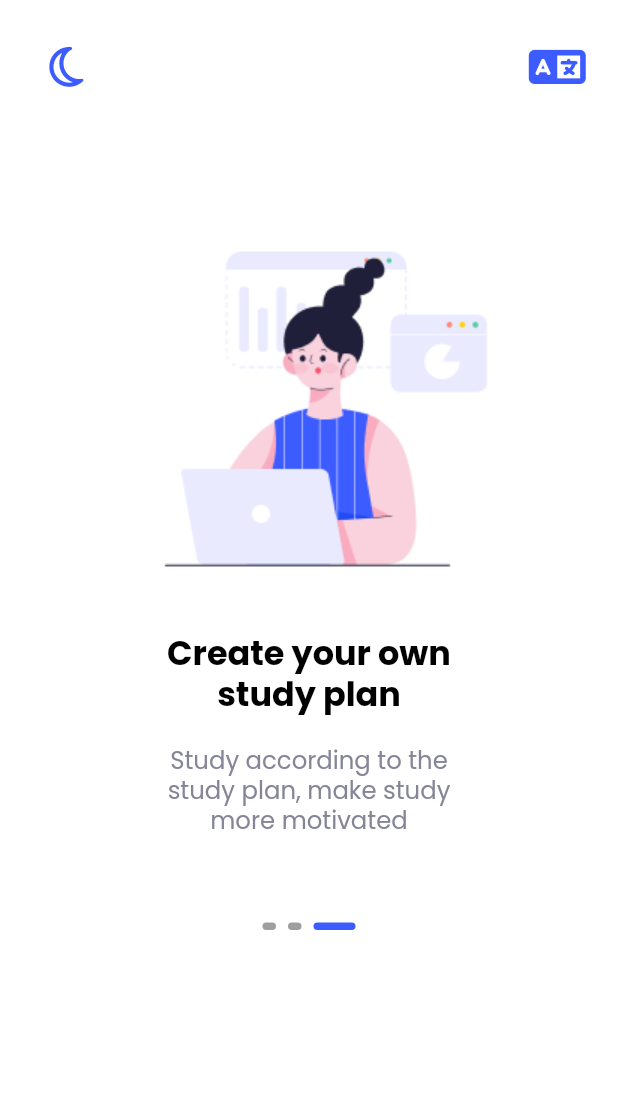
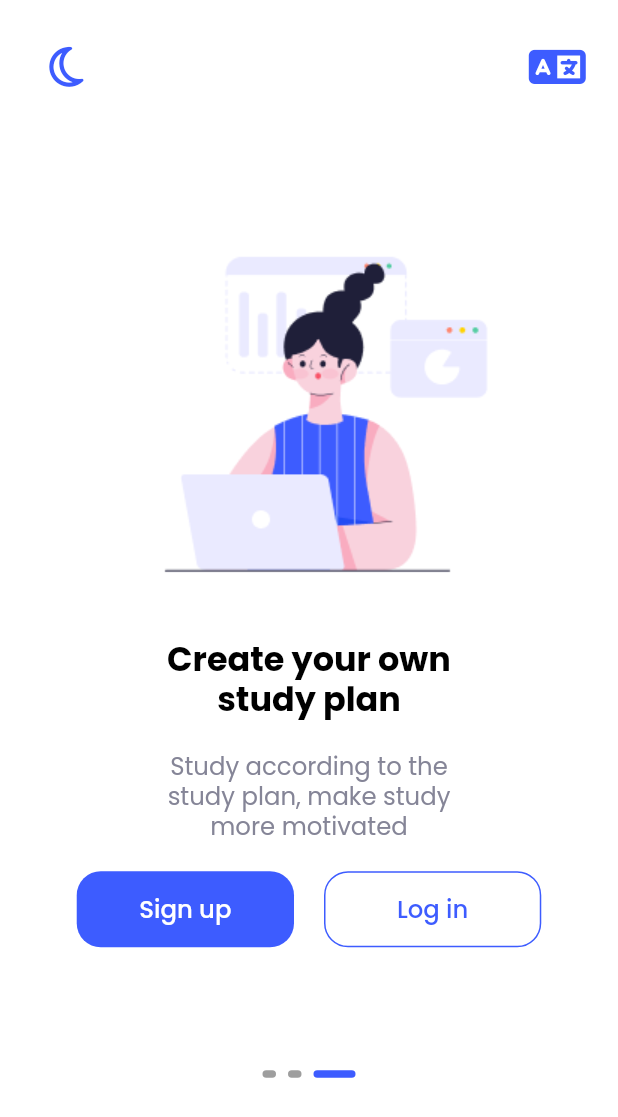
Before and after one commit to AMIRAMOHMED/tech__savvy, a Flutter app: the screen it shows after launch, swiped to page 3, on a phone screen of 412 x 824 dp. Shown: the top 1117 px of the screen. Run offline on Flutter 3.47's test engine with Material 3 defaults, Android fonts, the phone set to English and light mode, and no system bars; our stand-ins replace bloc, flutter_bloc, flutter_screenutil, font_awesome_flutter, freezed_annotation, get_it and 1 more.

Commit message:
refactor ui of onboarding

```diff
--- a/lang/ar.json
+++ b/lang/ar.json
@@ -8,6 +8,7 @@
     "easy_fast_learning": "تعلم سهل وسريع في أي وقت للمساعدة في تحسين مهارات متنوعة",
     "create_study_plan": "إنشاء خطة دراسية خاصة بك",
     "study_plan_motivated": "الدراسة وفقًا لخطة الدراسة تجعل الدراسة أكثر تحفيزًا",
-    "sign_up": "تسجيل",
-    "log_in": "تسجيل الدخول"
+    "sign_up":"انشاء حساب" ,
+    "log_in": "تسجيل الدخول",
+    "skip": "تخطي"
   }
--- a/lang/en.json
+++ b/lang/en.json
@@ -8,5 +8,6 @@
 "create_study_plan": "Create your own study plan",
 "study_plan_motivated": "Study according to the study plan, make study more motivated",
 "sign_up": "Sign up",
-"log_in": "Log in"
+"log_in": "Log in",
+"skip": "Skip"
 }
--- a/lib/core/language/lang_key.dart
+++ b/lib/core/language/lang_key.dart
@@ -10,4 +10,5 @@ class LangKeys {
   static const String studyPlanMotivated = 'study_plan_motivated';
   static const String signUp = 'sign_up';
   static const String logIn = 'log_in';
+  static const String skip = 'skip';
 }
--- a/lib/core/style/fonts/app_styles.dart
+++ b/lib/core/style/fonts/app_styles.dart
@@ -5,21 +5,35 @@ import 'package:tech_savvy/core/style/fonts/font_family_helper.dart';
 import 'package:tech_savvy/core/style/fonts/font_weight_helper.dart';
 
 class AppStyles {
-  static TextStyle font700Main(BuildContext context) {
+  static TextStyle font700Main22(BuildContext context) {
     return context.textStyle.copyWith(
-      color: context.color.mainFontColor,
       fontWeight: FontWeightHelper.bold,
       fontFamily: FontFamilyHelper.geLocalozedFontFamily(),
       fontSize: 22.sp,
     );
   }
 
-  static TextStyle font400primary(BuildContext context) {
+  static TextStyle font400primary16(BuildContext context) {
     return context.textStyle.copyWith(
-      color: context.color.primaryFontColor,
       fontWeight: FontWeightHelper.regular,
       fontFamily: FontFamilyHelper.geLocalozedFontFamily(),
       fontSize: 16.sp,
     );
   }
+
+  static TextStyle font400primary14(BuildContext context) {
+    return context.textStyle.copyWith(
+      fontWeight: FontWeightHelper.regular,
+      fontFamily: FontFamilyHelper.geLocalozedFontFamily(),
+      fontSize: 14.sp,
+    );
+  }
+
+  static TextStyle font500primary16(BuildContext context) {
+    return context.textStyle.copyWith(
+      fontWeight: FontWeightHelper.medium,
+      fontFamily: FontFamilyHelper.geLocalozedFontFamily(),
+      fontSize: 16.sp,
+    );
+  }
 }
--- a/lib/core/style/theme/color_extension.dart
+++ b/lib/core/style/theme/color_extension.dart
@@ -4,6 +4,10 @@ import 'package:tech_savvy/core/style/color/colors_light.dart';
 
 class MyColors extends ThemeExtension<MyColors> {
   const MyColors({
+    required this.textButtomColor2,
+    required this.buttomColor,
+    required this.textButtomColor,
+    required this.hintTextColor,
     required this.backGround,
     required this.mainFontColor,
     required this.primaryFontColor,
@@ -16,21 +20,33 @@ class MyColors extends ThemeExtension<MyColors> {
   final Color? primaryFontColor;
   final Color? blueColor;
   final Color? seconderyFontColor;
+  final Color? textButtomColor;
+  final Color? hintTextColor;
+  final Color? buttomColor;
+  final Color? textButtomColor2;
 
   @override
   ThemeExtension<MyColors> copyWith({
+    Color? textButtomColor2,
     Color? backGround,
     Color? mainFontColor,
     Color? primaryFontColor,
     Color? seconderyFontColor,
     Color? blueColor,
+    Color? textButtomColor,
+    Color? hintTextColor,
+    Color? buttomColor,
   }) {
     return MyColors(
+      textButtomColor2: textButtomColor2 ?? this.textButtomColor2,
+      buttomColor: buttomColor ?? this.buttomColor,
       backGround: backGround ?? this.backGround,
       mainFontColor: mainFontColor ?? this.mainFontColor,
       primaryFontColor: primaryFontColor ?? this.primaryFontColor,
       seconderyFontColor: seconderyFontColor ?? this.seconderyFontColor,
       blueColor: blueColor ?? this.blueColor,
+      textButtomColor: textButtomColor ?? this.textButtomColor,
+      hintTextColor: hintTextColor ?? this.hintTextColor,
     );
   }
 
@@ -44,6 +60,8 @@ class MyColors extends ThemeExtension<MyColors> {
     }
 
     return MyColors(
+      textButtomColor2: Color.lerp(textButtomColor2, other.textButtomColor2, t),
+      buttomColor: Color.lerp(buttomColor, other.buttomColor, t),
       backGround: Color.lerp(backGround, other.backGround, t),
       mainFontColor: Color.lerp(mainFontColor, other.mainFontColor, t),
       primaryFontColor: Color.lerp(
@@ -57,15 +75,21 @@ class MyColors extends ThemeExtension<MyColors> {
         t,
       ),
       blueColor: Color.lerp(blueColor, other.blueColor, t),
+      textButtomColor: Color.lerp(textButtomColor, other.textButtomColor, t),
+      hintTextColor: Color.lerp(hintTextColor, other.hintTextColor, t),
     );
   }
 
   static const MyColors dark = MyColors(
+    textButtomColor2: ColorsDark.lightGrey,
     backGround: ColorsDark.navyBlue,
     mainFontColor: ColorsDark.lightPurple,
     primaryFontColor: ColorsDark.white,
     seconderyFontColor: ColorsDark.lightGrey,
     blueColor: ColorsDark.blue,
+    textButtomColor: ColorsDark.lightGrey,
+    hintTextColor: ColorsDark.palePurple,
+    buttomColor: ColorsDark.grey,
   );
 
   static const MyColors light = MyColors(
@@ -74,5 +98,8 @@ class MyColors extends ThemeExtension<MyColors> {
     primaryFontColor: ColorsLight.grey,
     seconderyFontColor: ColorsLight.blue,
     blueColor: ColorsLight.blue,
+    textButtomColor: ColorsLight.white,
+    hintTextColor: ColorsLight.grey,
+    buttomColor: ColorsLight.white, textButtomColor2: ColorsLight.blue,
   );
 }
--- /dev/null
+++ b/lib/core/widgets/app_text_buttom.dart
@@ -0,0 +1,60 @@
+import 'package:flutter/material.dart';
+import 'package:flutter_screenutil/flutter_screenutil.dart';
+import 'package:tech_savvy/core/extension/context_extension.dart';
+
+
+class AppTextButton extends StatelessWidget {
+  const AppTextButton({
+    required this.buttonText, required this.textStyle, required this.onPressed,
+     super.key,
+    this.borderRadius,
+    this.backgroundColor,
+    this.horizontalPadding,
+    this.verticalPadding,
+    this.buttonHeight,
+    this.buttonWidth,
+    this.borderColor,
+  });
+  final double? borderRadius;
+  final Color? backgroundColor;
+  final double? horizontalPadding;
+  final double? verticalPadding;
+  final double? buttonWidth;
+  final double? buttonHeight;
+  final String buttonText;
+  final TextStyle textStyle;
+  final VoidCallback onPressed;
+  final Color? borderColor;
+
+  @override
+  Widget build(BuildContext context) {
+    return TextButton(
+      style: ButtonStyle(
+        shape: WidgetStateProperty.all<RoundedRectangleBorder>(
+          RoundedRectangleBorder(
+            side:  BorderSide(color:borderColor?? Colors.transparent),
+            borderRadius: BorderRadius.circular(borderRadius ?? 16.0),
+          ),
+        ),
+        backgroundColor: WidgetStatePropertyAll(
+          backgroundColor ??  context.color.blueColor ,
+        ),
+        padding: WidgetStateProperty.all<EdgeInsets>(
+          EdgeInsets.symmetric(
+            horizontal: horizontalPadding?.w ?? 12.w,
+            vertical: verticalPadding?.h ?? 14.h,
+          ),
+        ),
+        fixedSize: WidgetStateProperty.all(
+          Size(buttonWidth?.w ?? double.maxFinite, buttonHeight ?? 50.h),
+        ),
+      ),
+      onPressed: onPressed,
+      child: Text(
+        buttonText,
+
+        style: textStyle,
+      ),
+    );
+  }
+}
--- a/lib/core/commanwidgets/text_widget.dart
+++ b/lib/core/widgets/text_widget.dart
@@ -23,6 +23,7 @@ class TextApp extends StatelessWidget {
       text,
       softWrap: softWrap,
       style: style,
+
       overflow: textOverflow,
       textAlign: textAlign,
       maxLines: maxLines,
--- a/lib/features/onboarding/ui/screens/on_boarding_screen.dart
+++ b/lib/features/onboarding/ui/screens/on_boarding_screen.dart
@@ -3,12 +3,12 @@ import 'package:flutter_bloc/flutter_bloc.dart';
 import 'package:flutter_screenutil/flutter_screenutil.dart';
 import 'package:font_awesome_flutter/font_awesome_flutter.dart';
 import 'package:tech_savvy/core/app/app_cubit/app_cubit.dart';
-import 'package:tech_savvy/core/commanwidgets/text_widget.dart';
+import 'package:tech_savvy/core/app/app_cubit/app_state.dart';
 import 'package:tech_savvy/core/extension/context_extension.dart';
 import 'package:tech_savvy/core/language/app_localizations.dart';
-import 'package:tech_savvy/core/language/lang_key.dart';
-import 'package:tech_savvy/core/style/fonts/app_styles.dart';
 import 'package:tech_savvy/features/onboarding/logic/cubit/onboarding_cubit.dart';
+import 'package:tech_savvy/features/onboarding/ui/widgets/indicator_widget.dart';
+import 'package:tech_savvy/features/onboarding/ui/widgets/on_boarding_page.dart';
 
 class OnBoardingScreen extends StatelessWidget {
   const OnBoardingScreen({super.key});
@@ -21,9 +21,9 @@ class OnBoardingScreen extends StatelessWidget {
   Widget build(BuildContext context) {
     final isArabic = _isArabic(context);
     final pageController = PageController(initialPage: isArabic ? 2 : 0);
-    final pages =
-        isArabic ? _getArabicPages(context) : _getEnglishPages(context);
+    final pages = _getPages(context, isArabic, pageController);
     final cubit = context.read<AppCubit>();
+
     return SafeArea(
       child: Scaffold(
         backgroundColor: context.color.backGround,
@@ -31,8 +31,7 @@ class OnBoardingScreen extends StatelessWidget {
           children: [
             Padding(
               padding: EdgeInsets.symmetric(horizontal: 20.sp, vertical: 20.sp),
-              child: BlocBuilder(
-                bloc: cubit,
+              child: BlocBuilder<AppCubit, AppState>(
                 builder: (context, state) {
                   return Row(
                     mainAxisAlignment: MainAxisAlignment.spaceBetween,
@@ -77,115 +76,19 @@ class OnBoardingScreen extends StatelessWidget {
                 },
               ),
             ),
-            _buildIndicator(context),
-            const SizedBox(height: 200),
+            const Indicator(),
+            SizedBox(height: 100.h),
           ],
         ),
       ),
     );
   }
 
-  List<Widget> _getArabicPages(BuildContext context) {
-    return [
-      OnboardingPage(
-        title: context.translate(LangKeys.createStudyPlan),
-        description: context.translate(LangKeys.studyPlanMotivated),
-        imagePath: context.assets.onBoarding3 ?? '',
-      ),
-      OnboardingPage(
-        title: context.translate(LangKeys.quickEasyLearning),
-        description: context.translate(LangKeys.easyFastLearning),
-        imagePath: context.assets.onBoarding2 ?? '',
-      ),
-      OnboardingPage(
-        title: context.translate(LangKeys.freeTrialCourses),
-        description: context.translate(LangKeys.freeCoursesFindPath),
-        imagePath: context.assets.onBoarding1 ?? '',
-      ),
-    ];
-  }
-
-  List<Widget> _getEnglishPages(BuildContext context) {
-    return [
-      OnboardingPage(
-        title: context.translate(LangKeys.freeTrialCourses),
-        description: context.translate(LangKeys.freeCoursesFindPath),
-        imagePath: context.assets.onBoarding1 ?? '',
-      ),
-      OnboardingPage(
-        title: context.translate(LangKeys.quickEasyLearning),
-        description: context.translate(LangKeys.easyFastLearning),
-        imagePath: context.assets.onBoarding2 ?? '',
-      ),
-      OnboardingPage(
-        title: context.translate(LangKeys.createStudyPlan),
-        description: context.translate(LangKeys.studyPlanMotivated),
-        imagePath: context.assets.onBoarding3 ?? '',
-      ),
-    ];
-  }
-
-  Widget _buildIndicator(BuildContext context) {
-    return BlocBuilder<OnboardingCubit, int>(
-      builder: (context, state) {
-        return Row(
-          mainAxisAlignment: MainAxisAlignment.center,
-          children: List.generate(3, (index) {
-            final isActive = state == index;
-
-            return Container(
-              margin: const EdgeInsets.all(4),
-              width: isActive ? 28.0 : 9.0,
-              height: 5,
-              decoration: BoxDecoration(
-                borderRadius: BorderRadius.circular(4),
-                color: isActive ? context.color.blueColor : Colors.grey,
-              ),
-            );
-          }),
-        );
-      },
-    );
+  List<Widget> _getPages(
+    BuildContext context,
+    bool isArabic,
+    PageController pageController,
+  ) {
+    return getOnboardingPages(context, isArabic, pageController);
   }
 }
-
-class OnboardingPage extends StatelessWidget {
-  const OnboardingPage({
-    required this.title,
-    required this.description,
-    required this.imagePath,
-    super.key,
-  });
-
-  final String title;
-  final String description;
-  final String imagePath;
-
-  @override
-  Widget build(BuildContext context) {
-    return Column(
-      mainAxisAlignment: MainAxisAlignment.center,
-      children: [
-        Image.asset(imagePath),
-        const SizedBox(height: 20),
-        Padding(
-          padding: EdgeInsets.symmetric(horizontal: 85.sp),
-          child: TextApp(
-            text: title,
-            textAlign: TextAlign.center,
-            style: AppStyles.font700Main(context),
-          ),
-        ),
-        SizedBox(height: 20.sp),
-        Padding(
-          padding: EdgeInsets.symmetric(horizontal: 110.sp),
-          child: TextApp(
-            text: description,
-            textAlign: TextAlign.center,
-            style: AppStyles.font400primary(context),
-          ),
-        ),
-      ],
-    );
-  }
-}
--- /dev/null
+++ b/lib/features/onboarding/ui/widgets/indicator_widget.dart
@@ -0,0 +1,32 @@
+import 'package:flutter/material.dart';
+import 'package:flutter_bloc/flutter_bloc.dart';
+import 'package:tech_savvy/core/extension/context_extension.dart';
+import 'package:tech_savvy/features/onboarding/logic/cubit/onboarding_cubit.dart';
+
+class Indicator extends StatelessWidget {
+  const Indicator({super.key});
+
+  @override
+  Widget build(BuildContext context) {
+    return BlocBuilder<OnboardingCubit, int>(
+      builder: (context, state) {
+        return Row(
+          mainAxisAlignment: MainAxisAlignment.center,
+          children: List.generate(3, (index) {
+            final isActive = state == index;
+
+            return Container(
+              margin: const EdgeInsets.all(4),
+              width: isActive ? 28.0 : 9.0,
+              height: 5,
+              decoration: BoxDecoration(
+                borderRadius: BorderRadius.circular(4),
+                color: isActive ? context.color.blueColor : Colors.grey,
+              ),
+            );
+          }),
+        );
+      },
+    );
+  }
+}
--- /dev/null
+++ b/lib/features/onboarding/ui/widgets/on_boarding_body.dart.dart
@@ -0,0 +1,105 @@
+import 'package:flutter/material.dart';
+import 'package:flutter_screenutil/flutter_screenutil.dart';
+import 'package:tech_savvy/core/extension/context_extension.dart';
+import 'package:tech_savvy/core/language/lang_key.dart';
+import 'package:tech_savvy/core/style/fonts/app_styles.dart';
+import 'package:tech_savvy/core/widgets/app_text_buttom.dart';
+import 'package:tech_savvy/core/widgets/text_widget.dart';
+
+class OnboardingBody extends StatelessWidget {
+
+  const OnboardingBody({
+    required this.title,
+    required this.description,
+    required this.imagePath,
+    this.showSkipButton = false,
+    this.showLoginAndSignUpButtons = false,
+    this.onSkip,
+    super.key,
+  });
+  final String title;
+  final String description;
+  final String imagePath;
+  final bool showSkipButton;
+  final bool showLoginAndSignUpButtons;
+  final VoidCallback? onSkip;
+
+  @override
+  Widget build(BuildContext context) {
+    return Column(
+      mainAxisAlignment: MainAxisAlignment.center,
+      children: [
+        if (showSkipButton)
+          Padding(
+            padding: EdgeInsets.symmetric(horizontal: 20.sp),
+            child: Row(
+              children: [
+                TextButton(
+                  onPressed: onSkip,
+                  style: TextButton.styleFrom(
+                    textStyle: AppStyles.font400primary14(context),
+                    foregroundColor: context.color.hintTextColor,
+                  ),
+                  child: Text(
+                    context.translate(LangKeys.skip),
+                  ),
+                ),
+              ],
+            ),
+          ),
+        Image.asset(imagePath),
+        const SizedBox(height: 20),
+        Padding(
+          padding: EdgeInsets.symmetric(horizontal: 85.sp),
+          child: TextApp(
+            text: title,
+            textAlign: TextAlign.center,
+            style: AppStyles.font700Main22(context)
+                .copyWith(color: context.color.mainFontColor),
+          ),
+        ),
+        SizedBox(height: 20.h),
+        Padding(
+          padding: EdgeInsets.symmetric(horizontal: 110.sp),
+          child: TextApp(
+            text: description,
+            textAlign: TextAlign.center,
+            style: AppStyles.font400primary16(context)
+                .copyWith(color: context.color.primaryFontColor),
+          ),
+        ),
+        SizedBox(height: 20.h),
+        if (showLoginAndSignUpButtons)
+          Row(
+            mainAxisAlignment: MainAxisAlignment.center,
+            children: [
+              AppTextButton(
+                onPressed: () {
+                  // Add your sign up navigation logic here
+                },
+                textStyle: AppStyles.font500primary16(context)
+                    .copyWith(color: context.color.textButtomColor),
+                buttonText: context.translate(LangKeys.signUp),
+                buttonWidth: 120.w,
+                buttonHeight: 50.h,
+              ),
+              const SizedBox(width: 20),
+              AppTextButton(
+                onPressed: () {
+                  // Add your sign up navigation logic here
+                },
+                textStyle: AppStyles.font500primary16(context)
+                    .copyWith(color: context.color.seconderyFontColor),
+                buttonText: context.translate(LangKeys.logIn),
+                backgroundColor: context.color.buttomColor,
+                borderColor: context.color.blueColor,
+                buttonWidth: 120.w,
+                buttonHeight: 50.h,
+              ),
+            ],
+          ),
+        SizedBox(height: 20.h),
+      ],
+    );
+  }
+}
--- /dev/null
+++ b/lib/features/onboarding/ui/widgets/on_boarding_page.dart
@@ -0,0 +1,35 @@
+import 'package:flutter/material.dart';
+import 'package:tech_savvy/core/extension/context_extension.dart';
+import 'package:tech_savvy/core/language/lang_key.dart';
+import 'package:tech_savvy/features/onboarding/ui/widgets/on_boarding_body.dart.dart';
+
+List<Widget> getOnboardingPages(BuildContext context, bool isArabic,
+PageController pageController,) {
+  final pages = [
+    OnboardingBody(
+      title: context.translate(LangKeys.freeTrialCourses),
+      description: context.translate(LangKeys.freeCoursesFindPath),
+      imagePath: context.assets.onBoarding1 ?? '',
+      showSkipButton: true,
+      onSkip: () {
+        pageController.jumpToPage(isArabic ? 0 : 2);
+      },
+    ),
+    OnboardingBody(
+      title: context.translate(LangKeys.quickEasyLearning),
+      description: context.translate(LangKeys.easyFastLearning),
+      imagePath: context.assets.onBoarding2 ?? '',
+      showSkipButton: true,
+      onSkip: () {
+        pageController.jumpToPage(isArabic ? 0 : 2);
+      },
+    ),
+    OnboardingBody(
+      title: context.translate(LangKeys.createStudyPlan),
+      description: context.translate(LangKeys.studyPlanMotivated),
+      imagePath: context.assets.onBoarding3 ?? '',
+      showLoginAndSignUpButtons: true,
+    ),
+  ];
+  return isArabic ? pages.reversed.toList() : pages;
+}
```
